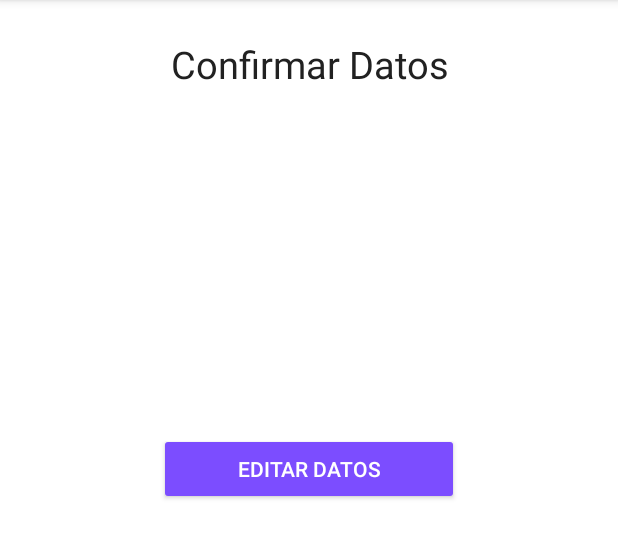
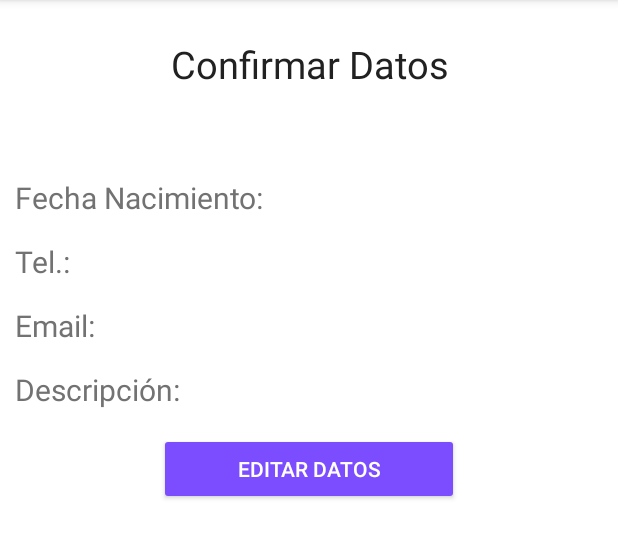
Before and after one commit to HeribertoME/SegundaAplicacionCoursera, an Android app: the screen it shows after launch (ConfirmacionDatos), after a tap on "SIGUIENTE", on a phone screen of 412 x 824 dp, the part 84-643 px from its top. Run offline under Robolectric (Android 15) with nearby library versions, the phone set to English and light mode, and no system bars.

```diff
--- a/app/src/main/java/com/hmelizarraraz/segundaaplicacioncoursera/ConfirmacionDatos.java
+++ b/app/src/main/java/com/hmelizarraraz/segundaaplicacioncoursera/ConfirmacionDatos.java
@@ -2,16 +2,19 @@ package com.hmelizarraraz.segundaaplicacioncoursera;
 
 import android.support.v7.app.AppCompatActivity;
 import android.os.Bundle;
+import android.view.View;
+import android.widget.Button;
 import android.widget.TextView;
 
 public class ConfirmacionDatos extends AppCompatActivity {
 
-    // tv a setear datos
     private TextView tvNombre;
     private TextView tvFecha;
     private TextView tvTelefono;
     private TextView tvEmail;
     private TextView tvDescripcion;
+
+    private Button btnEditar;
 
 
     @Override
@@ -33,13 +36,21 @@ public class ConfirmacionDatos extends AppCompatActivity {
         tvTelefono      = (TextView) findViewById(R.id.tvTelefono);
         tvEmail         = (TextView) findViewById(R.id.tvEmail);
         tvDescripcion   = (TextView) findViewById(R.id.tvDescripcion);
+        btnEditar       = (Button) findViewById(R.id.btnEditar);
 
 
         tvNombre.setText(nombre);
-        tvFecha.setText(fecha);
-        tvTelefono.setText(telefono);
-        tvEmail.setText(email);
-        tvDescripcion.setText(descripcion);
+        tvFecha.setText("Fecha Nacimiento: " + fecha);
+        tvTelefono.setText("Tel.: " + telefono);
+        tvEmail.setText("Email: " + email);
+        tvDescripcion.setText("Descripción: " + descripcion);
+
+        btnEditar.setOnClickListener(new View.OnClickListener() {
+            @Override
+            public void onClick(View view) {
+                finish();
+            }
+        });
 
     }
 }
--- a/app/src/main/java/com/hmelizarraraz/segundaaplicacioncoursera/MainActivity.java
+++ b/app/src/main/java/com/hmelizarraraz/segundaaplicacioncoursera/MainActivity.java
@@ -95,7 +95,6 @@ public class MainActivity extends AppCompatActivity implements View.OnClickListe
         intent.putExtra(getResources().getString(R.string.pemail), etEmail.getText().toString());
         intent.putExtra(getResources().getString(R.string.pdescripcion), etDescripcion.getText().toString());
         startActivity(intent);
-        finish();
     }
 
 }
--- a/app/src/main/res/layout/activity_confirmacion_datos.xml
+++ b/app/src/main/res/layout/activity_confirmacion_datos.xml
@@ -72,6 +72,7 @@
         />
 
     <Button
+        android:id="@+id/btnEditar"
         android:layout_width="@dimen/boton_width"
         android:layout_height="wrap_content"
         android:backgroundTint="@color/colorAccent"
```
Also changed, not shown: 2 other files.
